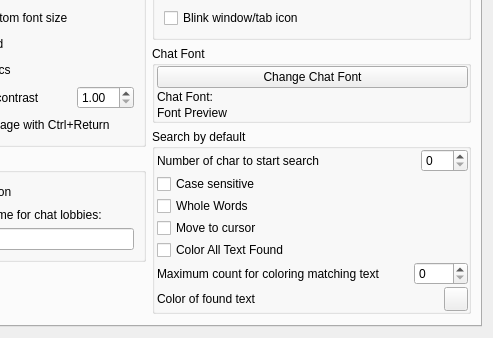
First picture: the form in retroshare-gui/src/gui/settings/ChatPage.ui, repository RetroShare/RetroShare, before the edit; both pictures show x 113 to 606 and y 145 to 483 of the 606 by 483 pixel window.
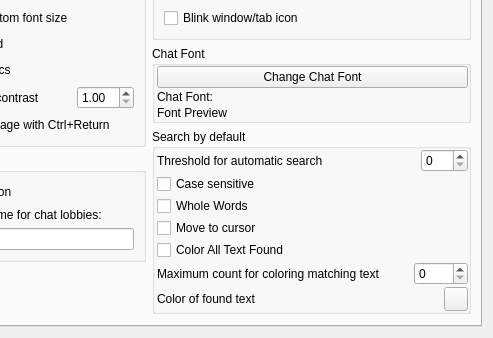
Second picture: the form after the edit.

Commit message: Added patch from Henry - Changed string for translation - Fixed utf8 issue in ServicePermissionsPage Updated english translation

```diff
--- a/retroshare-gui/src/gui/settings/ChatPage.ui
+++ b/retroshare-gui/src/gui/settings/ChatPage.ui
@@ -326,7 +326,7 @@
               <item>
                <widget class="QLabel" name="lSearch_CharToStart">
                 <property name="text">
-                 <string>Number of char to start search</string>
+                 <string>Threshold for automatic search</string>
                 </property>
                </widget>
               </item>
```
The commit also changes 2 other files.
